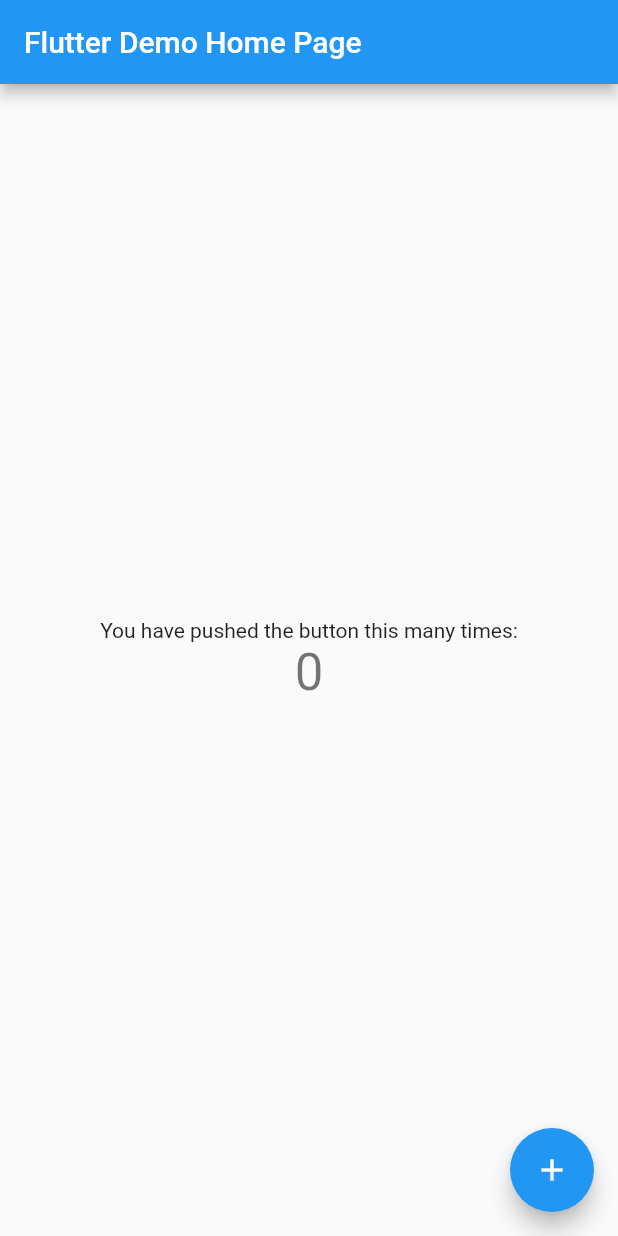
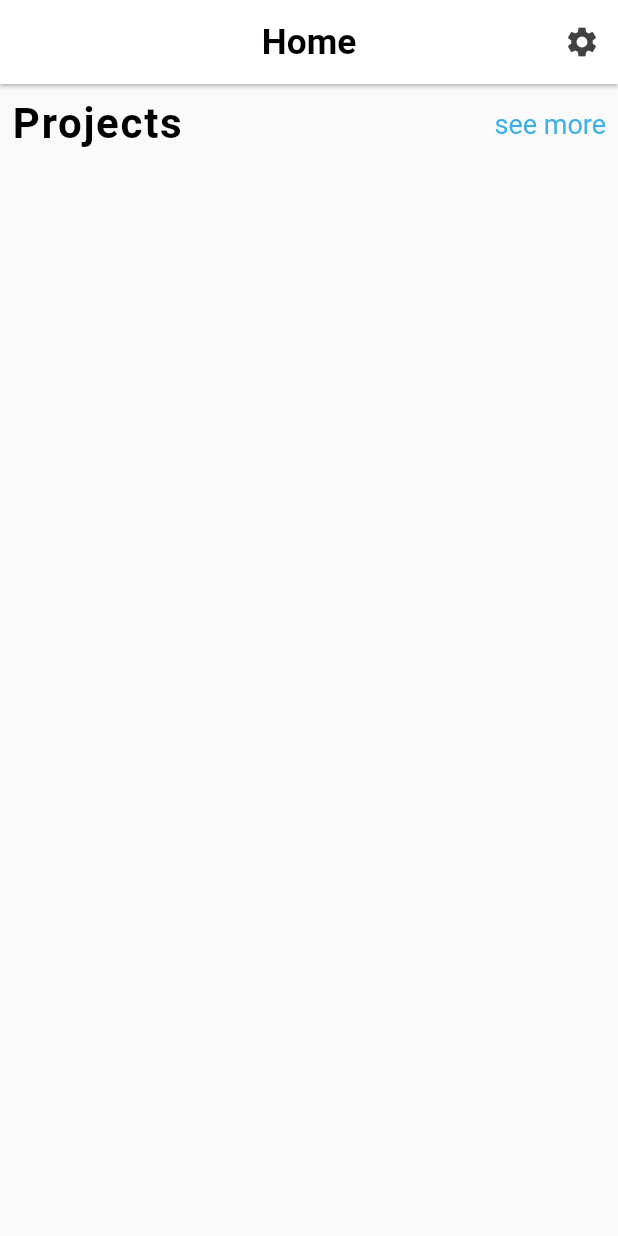
Before and after one commit to Kasweka1/Purweb-Agency, a Flutter app: the screen it shows after launch, on a phone screen of 412 x 824 dp. Run offline on Flutter 3.47's test engine with Material 2 defaults, Android fonts, the phone set to English and light mode, and no system bars.

Commit message:
added //project and //see more text widgets and styled them

```diff
--- a/lib/main.dart
+++ b/lib/main.dart
@@ -1,117 +1,72 @@
 import 'package:flutter/material.dart';
 
 void main() {
-  runApp(MyApp());
+  runApp(MaterialApp(
+    home: Home(),
+    title: "Purweb Agency",
+    debugShowCheckedModeBanner: false,
+  ));
 }
 
-class MyApp extends StatelessWidget {
-  // This widget is the root of your application.
+class Home extends StatelessWidget {
   @override
   Widget build(BuildContext context) {
-    return MaterialApp(
-      title: 'Flutter Demo',
-      theme: ThemeData(
-        // This is the theme of your application.
-        //
-        // Try running your application with "flutter run". You'll see the
-        // application has a blue toolbar. Then, without quitting the app, try
-        // changing the primarySwatch below to Colors.green and then invoke
-        // "hot reload" (press "r" in the console where you ran "flutter run",
-        // or simply save your changes to "hot reload" in a Flutter IDE).
-        // Notice that the counter didn't reset back to zero; the application
-        // is not restarted.
-        primarySwatch: Colors.blue,
-        // This makes the visual density adapt to the platform that you run
-        // the app on. For desktop platforms, the controls will be smaller and
-        // closer together (more dense) than on mobile platforms.
-        visualDensity: VisualDensity.adaptivePlatformDensity,
+    return Scaffold(
+      appBar: AppBar(
+        title: Text(
+          "Home",
+          style: TextStyle(
+            color: Colors.black,
+            fontWeight: FontWeight.bold,
+            fontSize: 23.5,
+          ),
+        ),
+        backgroundColor: Colors.white,
+        centerTitle: true,
+        elevation: 1.1,
+        actions: <Widget>[
+          IconButton(
+            icon: Icon(
+              Icons.settings,
+              color: Colors.grey[800],
+            ),
+            onPressed: () {
+              print("Settings");
+            },
+          )
+        ],
       ),
-      home: MyHomePage(title: 'Flutter Demo Home Page'),
+      body: Container(
+        child: Padding(
+          padding: const EdgeInsets.fromLTRB(8.0, 0, 8.0, 0),
+          child: Column(
+            children: <Widget>[
+              SizedBox(height: 10),
+              Row(
+                mainAxisAlignment: MainAxisAlignment.spaceBetween,
+                children: <Widget>[
+                  Text(
+                    "Projects",
+                    style: TextStyle(
+                      color: Colors.black,
+                      fontSize: 28,
+                      fontWeight: FontWeight.bold,
+                      letterSpacing: 1.15,
+                    ),
+                  ),
+                  Text(
+                    "see more",
+                    style: TextStyle(
+                      color: Color.fromRGBO(60, 175, 235, 1),
+                      fontSize: 18,
+                    ),
+                  )
+                ],
+              )
+            ],
+          ),
+        ),
+      ),
     );
   }
 }
-
-class MyHomePage extends StatefulWidget {
-  MyHomePage({Key key, this.title}) : super(key: key);
-
-  // This widget is the home page of your application. It is stateful, meaning
-  // that it has a State object (defined below) that contains fields that affect
-  // how it looks.
-
-  // This class is the configuration for the state. It holds the values (in this
-  // case the title) provided by the parent (in this case the App widget) and
-  // used by the build method of the State. Fields in a Widget subclass are
-  // always marked "final".
-
-  final String title;
-
-  @override
-  _MyHomePageState createState() => _MyHomePageState();
-}
-
-class _MyHomePageState extends State<MyHomePage> {
-  int _counter = 0;
-
-  void _incrementCounter() {
-    setState(() {
-      // This call to setState tells the Flutter framework that something has
-      // changed in this State, which causes it to rerun the build method below
-      // so that the display can reflect the updated values. If we changed
-      // _counter without calling setState(), then the build method would not be
-      // called again, and so nothing would appear to happen.
-      _counter++;
-    });
-  }
-
-  @override
-  Widget build(BuildContext context) {
-    // This method is rerun every time setState is called, for instance as done
-    // by the _incrementCounter method above.
-    //
-    // The Flutter framework has been optimized to make rerunning build methods
-    // fast, so that you can just rebuild anything that needs updating rather
-    // than having to individually change instances of widgets.
-    return Scaffold(
-      appBar: AppBar(
-        // Here we take the value from the MyHomePage object that was created by
-        // the App.build method, and use it to set our appbar title.
-        title: Text(widget.title),
-      ),
-      body: Center(
-        // Center is a layout widget. It takes a single child and positions it
-        // in the middle of the parent.
-        child: Column(
-          // Column is also a layout widget. It takes a list of children and
-          // arranges them vertically. By default, it sizes itself to fit its
-          // children horizontally, and tries to be as tall as its parent.
-          //
-          // Invoke "debug painting" (press "p" in the console, choose the
-          // "Toggle Debug Paint" action from the Flutter Inspector in Android
-          // Studio, or the "Toggle Debug Paint" command in Visual Studio Code)
-          // to see the wireframe for each widget.
-          //
-          // Column has various properties to control how it sizes itself and
-          // how it positions its children. Here we use mainAxisAlignment to
-          // center the children vertically; the main axis here is the vertical
-          // axis because Columns are vertical (the cross axis would be
-          // horizontal).
-          mainAxisAlignment: MainAxisAlignment.center,
-          children: <Widget>[
-            Text(
-              'You have pushed the button this many times:',
-            ),
-            Text(
-              '$_counter',
-              style: Theme.of(context).textTheme.headline4,
-            ),
-          ],
-        ),
-      ),
-      floatingActionButton: FloatingActionButton(
-        onPressed: _incrementCounter,
-        tooltip: 'Increment',
-        child: Icon(Icons.add),
-      ), // This trailing comma makes auto-formatting nicer for build methods.
-    );
-  }
-}
```
